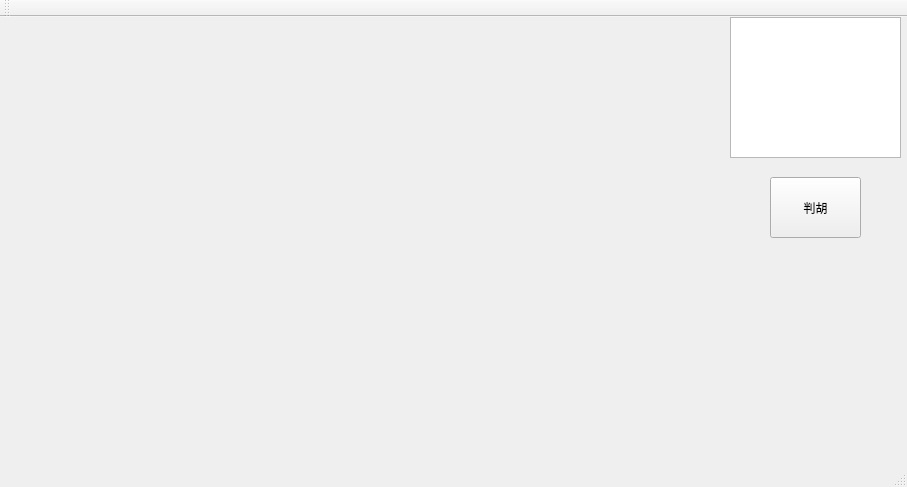
This is qt/MahTest/mainwindow.ui in huangtao/qipai as Qt 5 draws it before an edit. The edited form follows.
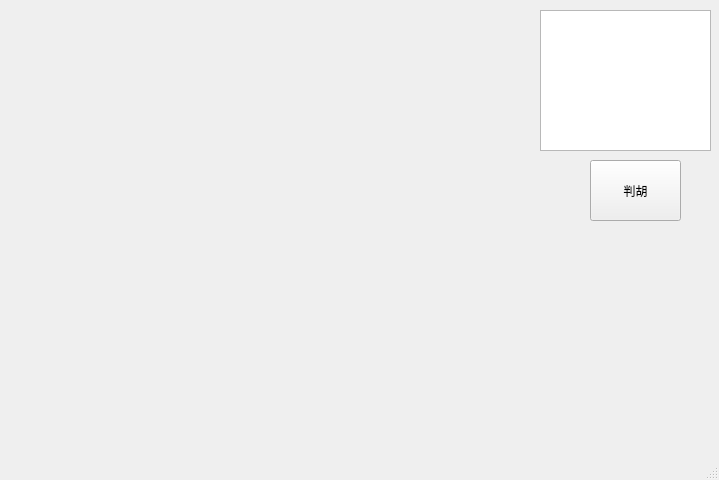
This is the edited form.

What changed in the file:
```diff
--- a/qt/MahTest/mainwindow.ui
+++ b/qt/MahTest/mainwindow.ui
@@ -6,8 +6,8 @@
    <rect>
     <x>0</x>
     <y>0</y>
-    <width>907</width>
-    <height>487</height>
+    <width>719</width>
+    <height>480</height>
    </rect>
   </property>
   <property name="windowTitle">
@@ -17,7 +17,7 @@
    <widget class="QPushButton" name="pushButton">
     <property name="geometry">
      <rect>
-      <x>770</x>
+      <x>590</x>
       <y>160</y>
       <width>91</width>
       <height>61</height>
@@ -30,14 +30,15 @@
    <widget class="QListWidget" name="listWidget">
     <property name="geometry">
      <rect>
-      <x>730</x>
-      <y>0</y>
+      <x>540</x>
+      <y>10</y>
       <width>171</width>
       <height>141</height>
      </rect>
     </property>
    </widget>
   </widget>
+  <widget class="QStatusBar" name="statusBar"/>
   <widget class="QMenuBar" name="menuBar">
    <property name="geometry">
     <rect>
@@ -48,15 +49,6 @@
     </rect>
    </property>
   </widget>
-  <widget class="QToolBar" name="mainToolBar">
-   <attribute name="toolBarArea">
-    <enum>TopToolBarArea</enum>
-   </attribute>
-   <attribute name="toolBarBreak">
-    <bool>false</bool>
-   </attribute>
-  </widget>
-  <widget class="QStatusBar" name="statusBar"/>
  </widget>
  <layoutdefault spacing="6" margin="11"/>
  <resources/>
```
Left out of the diff: 2 changed lines with no effect on the pictures.
